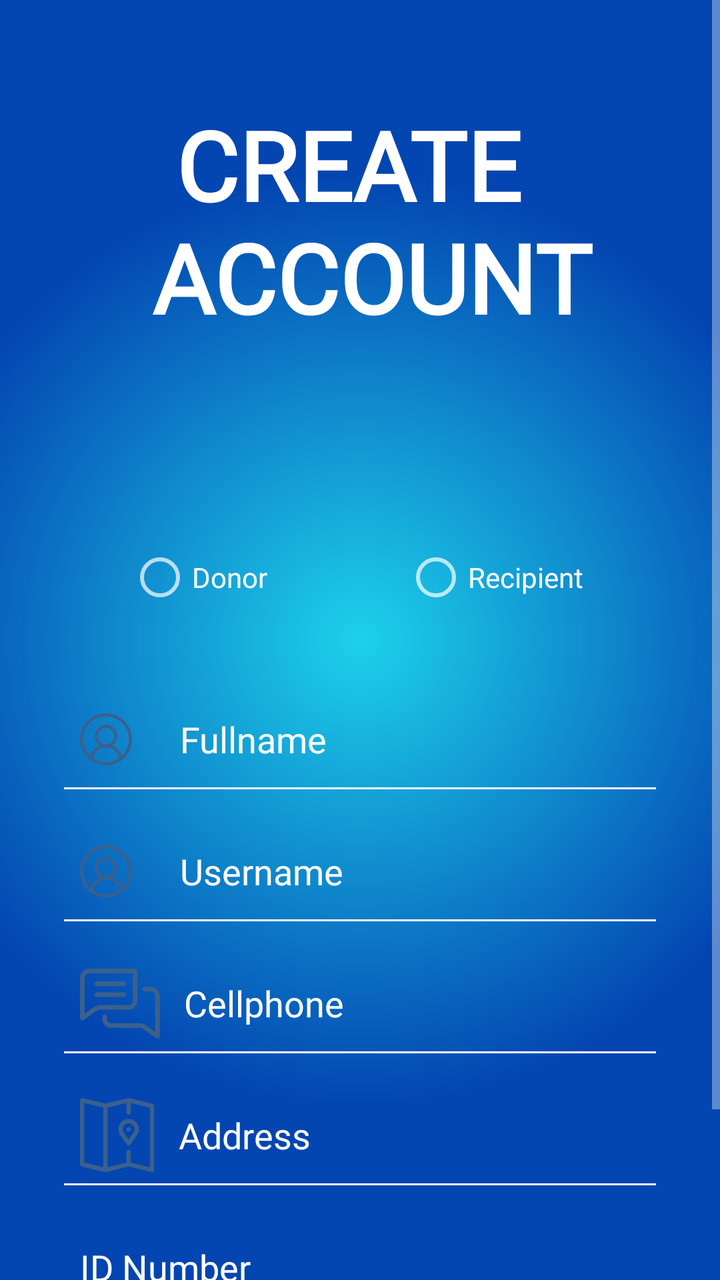
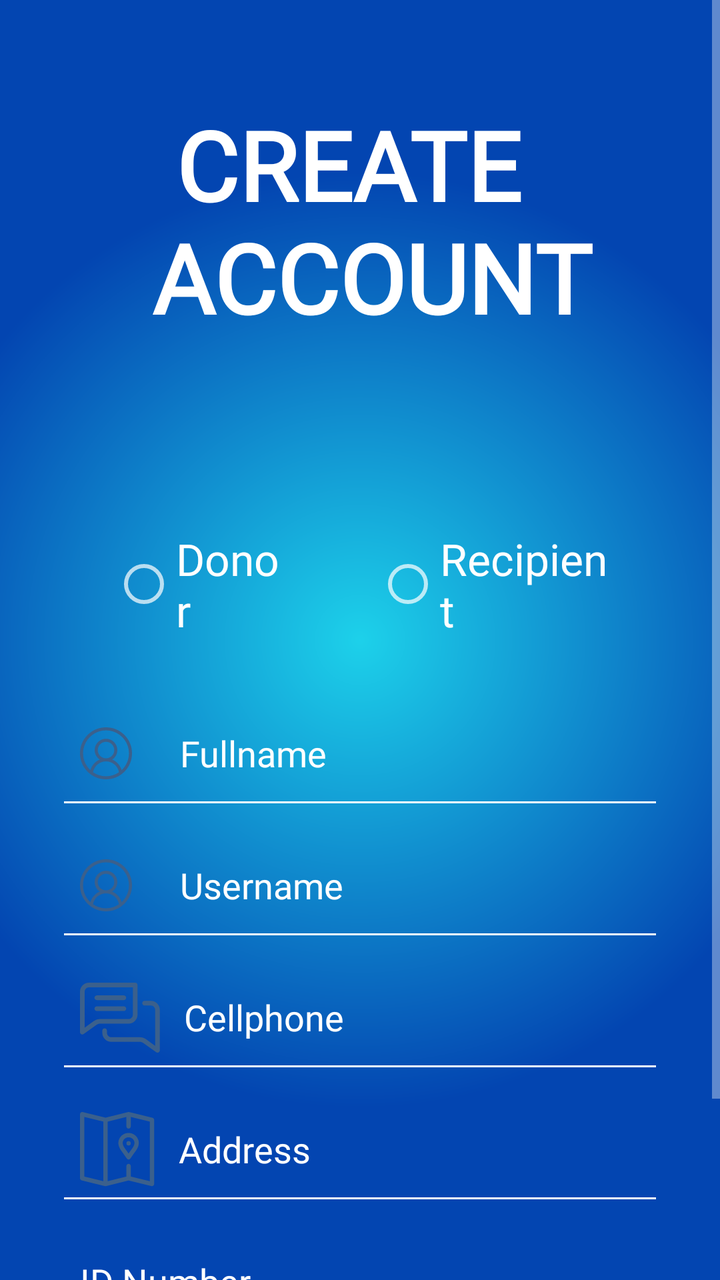

Before-and-after screenshots of an Android layout around one commit, followed by the original layout XML and the change that was made.
<!-- AndroidManifest.xml: application theme Theme.SupplyDrop -->
<!-- res/layout/activity_signup.xml -->
<?xml version="1.0" encoding="utf-8"?>
<androidx.constraintlayout.widget.ConstraintLayout xmlns:android="http://schemas.android.com/apk/res/android"
    xmlns:app="http://schemas.android.com/apk/res-auto"
    xmlns:tools="http://schemas.android.com/tools"
    android:id="@+id/main"
    android:layout_width="match_parent"
    android:layout_height="match_parent"
    android:background="@drawable/login_background">


    <ScrollView
        android:layout_width="match_parent"
        android:layout_height="match_parent"
        app:layout_constraintBottom_toBottomOf="parent"
        app:layout_constraintEnd_toEndOf="parent"
        app:layout_constraintStart_toStartOf="parent"
        app:layout_constraintTop_toTopOf="parent">

        <LinearLayout
            android:layout_width="match_parent"
            android:layout_height="wrap_content"
            android:orientation="vertical">

            <TextView
                android:id="@+id/loginLbl"
                android:layout_width="match_parent"
                android:layout_height="wrap_content"
                android:fontFamily="@font/luckiest_guy"
                android:gravity="center"
                android:paddingTop="50dp"
                android:paddingBottom="30dp"
                android:text="CREATE \n ACCOUNT"
                android:textAlignment="center"
                android:textColor="@color/white"
                android:textSize="48sp"
                android:textStyle="bold" />

            <RadioGroup
                android:layout_width="match_parent"
                android:layout_height="wrap_content"
                android:orientation="horizontal"
                android:layout_marginStart="32dp"
                android:layout_marginTop="32dp"
                android:layout_marginEnd="32dp">

                <RadioButton
                    android:id="@+id/donorBtn"
                    android:layout_width="wrap_content"
                    android:layout_height="wrap_content"
                    android:layout_marginStart="32dp"
                    android:layout_marginTop="32dp"
                    android:layout_marginEnd="32dp"
                    android:layout_weight="1"
                    android:fontFamily="@font/luckiest_guy"
                    android:minWidth="48dp"
                    android:minHeight="48dp"
                    android:text="Donor" />

                <RadioButton
                    android:id="@+id/recipientBtn"
                    android:layout_width="wrap_content"
                    android:layout_height="wrap_content"
                    android:layout_marginStart="32dp"
                    android:layout_marginTop="32dp"
                    android:layout_marginEnd="32dp"
                    android:layout_weight="1"
                    android:fontFamily="@font/luckiest_guy"
                    android:minWidth="48dp"
                    android:minHeight="48dp"
                    android:text="Recipient" />
            </RadioGroup>

            <EditText
                android:id="@+id/fullnameTxt"
                android:layout_width="match_parent"
                android:layout_height="50dp"
                android:layout_marginStart="32dp"
                android:layout_marginTop="32dp"
                android:layout_marginEnd="32dp"
                android:background="@drawable/edittext_background"
                android:drawableStart="@drawable/name"
                android:drawablePadding="24dp"
                android:ems="10"
                android:fontFamily="@font/luckiest_guy"
                android:hint="Enter Your Fullname"
                android:inputType="textPersonName"
                android:padding="8dp"
                android:text="Fullname"
                android:textColor="@color/white" />

            <EditText
                android:id="@+id/usernameTxt"
                android:layout_width="match_parent"
                android:layout_height="50dp"
                android:layout_marginStart="32dp"
                android:layout_marginTop="16dp"
                android:layout_marginEnd="32dp"
                android:background="@drawable/edittext_background"
                android:drawableStart="@drawable/name"
                android:drawablePadding="24dp"
                android:ems="10"
                android:fontFamily="@font/luckiest_guy"
                android:hint="Enter A Username"
                android:inputType="text"
                android:padding="8dp"
                android:text="Username"
                android:textColor="@color/white" />

            <EditText
                android:id="@+id/cellphoneTxt"
                android:layout_width="match_parent"
                android:layout_height="50dp"
                android:layout_marginStart="32dp"
                android:layout_marginTop="16dp"
                android:layout_marginEnd="32dp"
                android:background="@drawable/edittext_background"
                android:drawableStart="@drawable/ic_3"
                android:drawablePadding="12dp"
                android:ems="10"
                android:fontFamily="@font/luckiest_guy"
                android:hint="Enter Your Cellphone Number"
                android:inputType="phone"
                android:padding="8dp"
                android:text="Cellphone"
                android:textColor="@color/white" />

            <EditText
                android:id="@+id/Address"
                android:layout_width="match_parent"
                android:layout_height="50dp"
                android:layout_marginStart="32dp"
                android:layout_marginTop="16dp"
                android:layout_marginEnd="32dp"
                android:background="@drawable/edittext_background"
                android:drawableStart="@drawable/ic_2"
                android:drawablePadding="12dp"
                android:ems="10"
                android:fontFamily="@font/luckiest_guy"
                android:hint="Enter Your Address"
                android:inputType="textEmailAddress"
                android:padding="8dp"
                android:text="Address"
                android:textColor="@color/white" />

            <EditText
                android:id="@+id/IdentificationNo"
                android:layout_width="match_parent"
                android:layout_height="50dp"
                android:layout_marginStart="32dp"
                android:layout_marginTop="16dp"
                android:layout_marginEnd="32dp"
                android:background="@drawable/edittext_background"
                android:drawablePadding="16dp"
                android:ems="10"
                android:fontFamily="@font/luckiest_guy"
                android:hint="Enter Your ID number"
                android:inputType="text|number"
                android:padding="8dp"
                android:text="ID Number"
                android:textColor="@color/white" />

            <Button
                android:id="@+id/imageView3"
                android:layout_width="146dp"
                android:layout_height="wrap_content"
                android:layout_gravity="end"
                android:layout_marginTop="32dp"
                android:layout_marginEnd="32dp"
                android:background="#F3CF1A"
                android:fontFamily="@font/luckiest_guy"
                android:text='ENTER'
                android:textAppearance="@style/TextAppearance.AppCompat.Display1"
                android:textColor="@color/black"
                app:srcCompat="@color/yellow" />

        </LinearLayout>
    </ScrollView>
</androidx.constraintlayout.widget.ConstraintLayout>
<!-- resources referenced by this layout -->
<resources>
  <color name="black">#FF000000</color>
  <color name="white">#FFFFFFFF</color>
  <color name="yellow">#F3CF1A</color>
  <!-- drawable edittext_background (drawable) -->
  <?xml version="1.0" encoding="utf-8"?>
  <layer-list xmlns:android="http://schemas.android.com/apk/res/android">
      <item android:top="-3dp" android:bottom="-1dp" android:right="-3dp" android:left="-3dp">
          <shape android:shape="rectangle">
              <stroke android:width="2dp" android:color="@color/white"/>
          </shape>
      </item>
  </layer-list>
  <!-- drawable ic_2: png bitmap (drawable-hdpi, 1267 bytes) -->
  <!-- drawable ic_3: png bitmap (drawable-hdpi, 1434 bytes) -->
  <!-- drawable login_background (drawable) -->
  <?xml version="1.0" encoding="utf-8"?>
  <shape xmlns:android="http://schemas.android.com/apk/res/android">
      <gradient
          android:type="radial"
          android:gradientRadius="65%p"
          android:centerX="50%"
          android:centerY="50%"
          android:startColor="@color/lblue"
          android:endColor="@color/dblue">
  
      </gradient></shape>
  <!-- drawable name: png bitmap (drawable-hdpi, 1406 bytes) -->
  <style name="Theme.SupplyDrop" parent="Base.Theme.SupplyDrop" />
  <color name="lblue">#1DD1EA</color>
  <color name="dblue">#0345B1</color>
  <style name="Base.Theme.SupplyDrop" parent="Theme.AppCompat.NoActionBar">
          
          
      </style>
</resources>

<!-- the commit's change to res/layout/activity_signup.xml (unified diff, before → after) -->
@@ -47,27 +47,30 @@
                     android:id="@+id/donorBtn"
                     android:layout_width="wrap_content"
                     android:layout_height="wrap_content"
-                    android:layout_marginStart="32dp"
+                    android:layout_marginStart="24dp"
                     android:layout_marginTop="32dp"
-                    android:layout_marginEnd="32dp"
+                    android:layout_marginEnd="24dp"
                     android:layout_weight="1"
                     android:fontFamily="@font/luckiest_guy"
                     android:minWidth="48dp"
                     android:minHeight="48dp"
-                    android:text="Donor" />
+                    android:text="Donor"
+                    android:textSize="22sp" />
 
                 <RadioButton
                     android:id="@+id/recipientBtn"
                     android:layout_width="wrap_content"
                     android:layout_height="wrap_content"
-                    android:layout_marginStart="32dp"
+                    android:layout_marginStart="24dp"
                     android:layout_marginTop="32dp"
-                    android:layout_marginEnd="32dp"
+                    android:layout_marginEnd="24dp"
                     android:layout_weight="1"
                     android:fontFamily="@font/luckiest_guy"
                     android:minWidth="48dp"
                     android:minHeight="48dp"
-                    android:text="Recipient" />
+                    android:text="Recipient"
+                    android:textSize="22sp" />
+
             </RadioGroup>
 
             <EditText
@@ -166,7 +169,7 @@
                 android:layout_gravity="end"
                 android:layout_marginTop="32dp"
                 android:layout_marginEnd="32dp"
-                android:background="#F3CF1A"
+                android:background="@color/yellow"
                 android:fontFamily="@font/luckiest_guy"
                 android:text='ENTER'
                 android:textAppearance="@style/TextAppearance.AppCompat.Display1"
